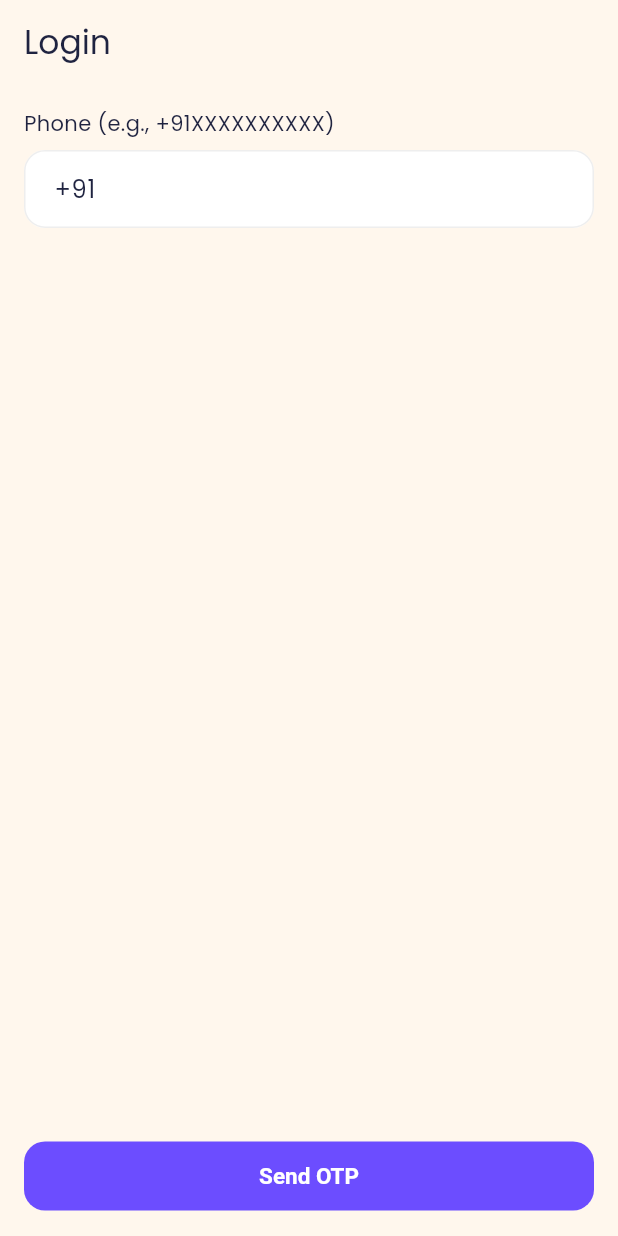
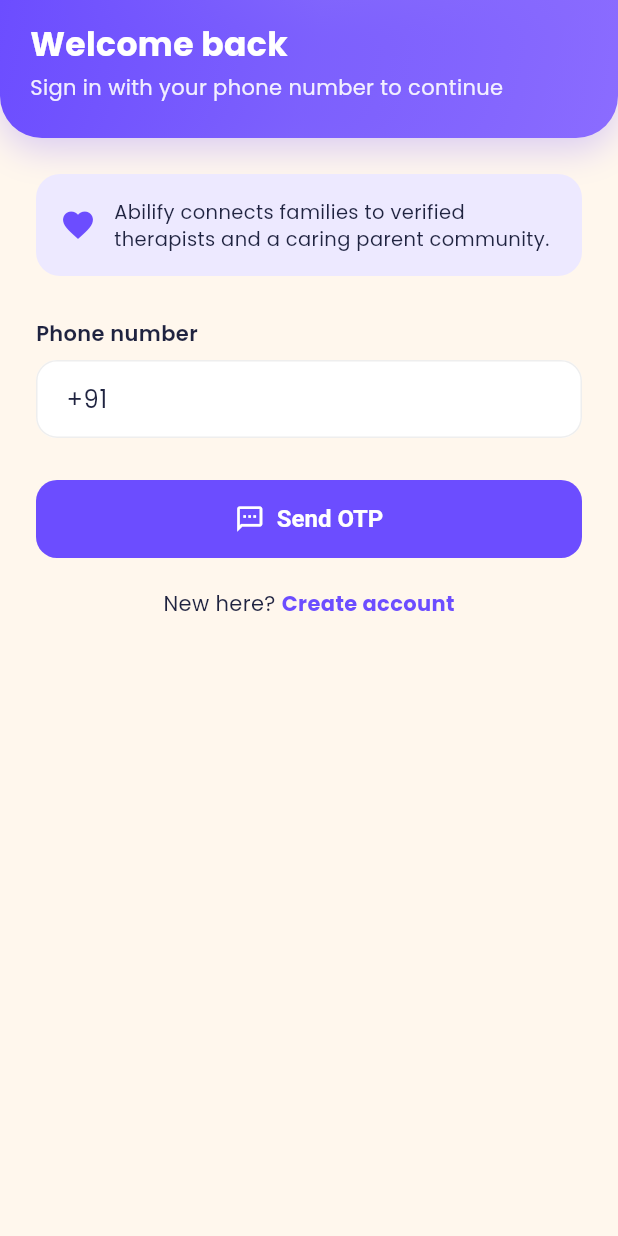
Before and after one commit to shivin4/Abilifyapp, a Flutter app: the screen it shows after launch, on a phone screen of 412 x 824 dp. Run offline on Flutter 3.47's test engine with Material 3 defaults, Android fonts, the phone set to English and light mode, and no system bars; our stand-ins replace cloud_firestore, device_info_plus, firebase_auth, firebase_core, flutter_dotenv, flutter_riverpod and 4 more; missing offline and left inert: agora_rtc_engine; accounts and stored records are empty.

Commit message:
ui: redesign login and OTP screens

```diff
--- a/lib/features/auth/phone_login_page.dart
+++ b/lib/features/auth/phone_login_page.dart
@@ -2,6 +2,8 @@
 import 'package:go_router/go_router.dart';
 import 'package:firebase_auth/firebase_auth.dart';
 import '../../core/bootstrap.dart';
+import '../../core/theme.dart';
+import '../../core/widgets/app_widgets.dart';
 
 class PhoneLoginPage extends StatefulWidget {
   const PhoneLoginPage({super.key});
@@ -17,10 +19,13 @@
 
   Future<void> _login() async {
     if (!AppBootstrap.firebaseEnabled) {
-      if (mounted) context.go('/p/dashboard');
+      if (mounted) context.go('/p/home');
       return;
     }
-    setState(() { _loading = true; _error = null; });
+    setState(() {
+      _loading = true;
+      _error = null;
+    });
     try {
       final phone = _phoneCtrl.text.trim();
       await FirebaseAuth.instance.verifyPhoneNumber(
@@ -30,53 +35,102 @@
           if (mounted) context.go('/home');
         },
         verificationFailed: (FirebaseAuthException e) {
-          setState(() { _error = e.message; _loading = false; });
+          setState(() {
+            _error = e.message;
+            _loading = false;
+          });
         },
         codeSent: (String verificationId, int? resendToken) {
           setState(() => _loading = false);
-          if (mounted) context.go('/otp', extra: {'phone': phone, 'verificationId': verificationId});
+          if (mounted) {
+            context.go('/otp', extra: {'phone': phone, 'verificationId': verificationId});
+          }
         },
         codeAutoRetrievalTimeout: (String verificationId) {
           setState(() => _loading = false);
         },
       );
     } catch (e) {
-      setState(() { _error = e.toString(); _loading = false; });
+      setState(() {
+        _error = e.toString();
+        _loading = false;
+      });
     }
   }
 
   @override
   Widget build(BuildContext context) {
     return Scaffold(
-      appBar: AppBar(title: const Text('Login')),
-      body: Padding(
-        padding: const EdgeInsets.all(16),
+      body: Column(
+        children: [
+          const AppGradientHeader(
+            title: 'Welcome back',
+            subtitle: 'Sign in with your phone number to continue',
+          ),
+          Expanded(
+            child: SingleChildScrollView(
+              padding: const EdgeInsets.all(24),
               child: Column(
                 crossAxisAlignment: CrossAxisAlignment.start,
                 children: [
-            const Text('Phone (e.g., +91XXXXXXXXXX)'),
-            const SizedBox(height: 8),
-            TextField(
-              controller: _phoneCtrl,
-              keyboardType: TextInputType.phone,
-              decoration: const InputDecoration(border: OutlineInputBorder()),
+                  Container(
+                    padding: const EdgeInsets.all(16),
+                    decoration: BoxDecoration(
+                      color: AppColors.primaryLight,
+                      borderRadius: BorderRadius.circular(16),
                     ),
-            const SizedBox(height: 16),
-            if (_error != null)
-              Text(_error!, style: const TextStyle(color: Colors.red)),
-            const Spacer(),
-            SizedBox(
-              width: double.infinity,
-              child: ElevatedButton(
-                onPressed: _loading ? null : _login,
-                child: _loading
-                    ? const CircularProgressIndicator.adaptive()
-                    : const Text('Send OTP'),
+                    child: const Row(
+                      children: [
+                        Icon(Icons.favorite, color: AppColors.primary),
+                        SizedBox(width: 12),
+                        Expanded(
+                          child: Text(
+                            'Abilify connects families to verified therapists and a caring parent community.',
+                            style: TextStyle(fontSize: 13, height: 1.4),
                           ),
                         ),
                       ],
                     ),
                   ),
+                  const SizedBox(height: 28),
+                  const Text('Phone number', style: TextStyle(fontWeight: FontWeight.w600)),
+                  const SizedBox(height: 8),
+                  TextField(
+                    controller: _phoneCtrl,
+                    keyboardType: TextInputType.phone,
+                    decoration: const InputDecoration(hintText: '+91XXXXXXXXXX'),
+                  ),
+                  if (_error != null) ...[
+                    const SizedBox(height: 12),
+                    Text(_error!, style: const TextStyle(color: Colors.red, fontSize: 13)),
+                  ],
+                  const SizedBox(height: 28),
+                  AppPrimaryButton(
+                    label: 'Send OTP',
+                    loading: _loading,
+                    onPressed: _login,
+                    icon: Icons.sms_outlined,
+                  ),
+                  const SizedBox(height: 20),
+                  Row(
+                    mainAxisAlignment: MainAxisAlignment.center,
+                    children: [
+                      const Text('New here? '),
+                      GestureDetector(
+                        onTap: () => context.go('/signup'),
+                        child: const Text(
+                          'Create account',
+                          style: TextStyle(color: AppColors.primary, fontWeight: FontWeight.w700),
+                        ),
+                      ),
+                    ],
+                  ),
+                ],
+              ),
+            ),
+          ),
+        ],
+      ),
     );
   }
 }
```
Also changed, not shown: lib/features/auth/otp_page.dart (+40 -18 lines), 1 other file. Lines whose indentation alone changed are shown as unchanged.
